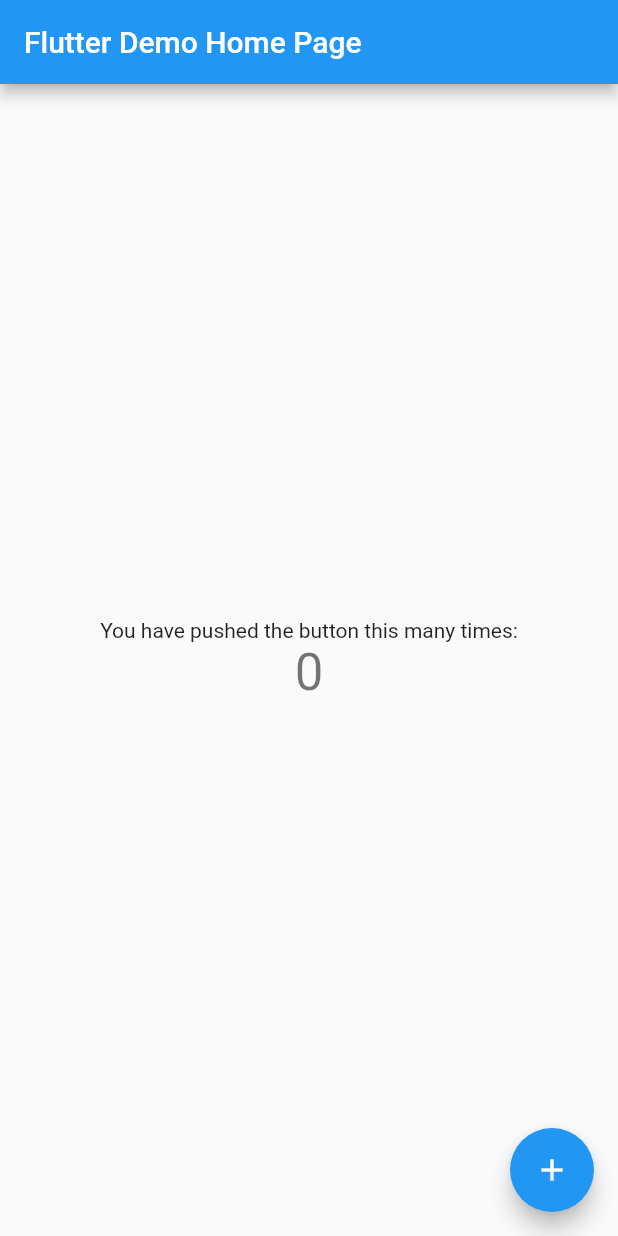
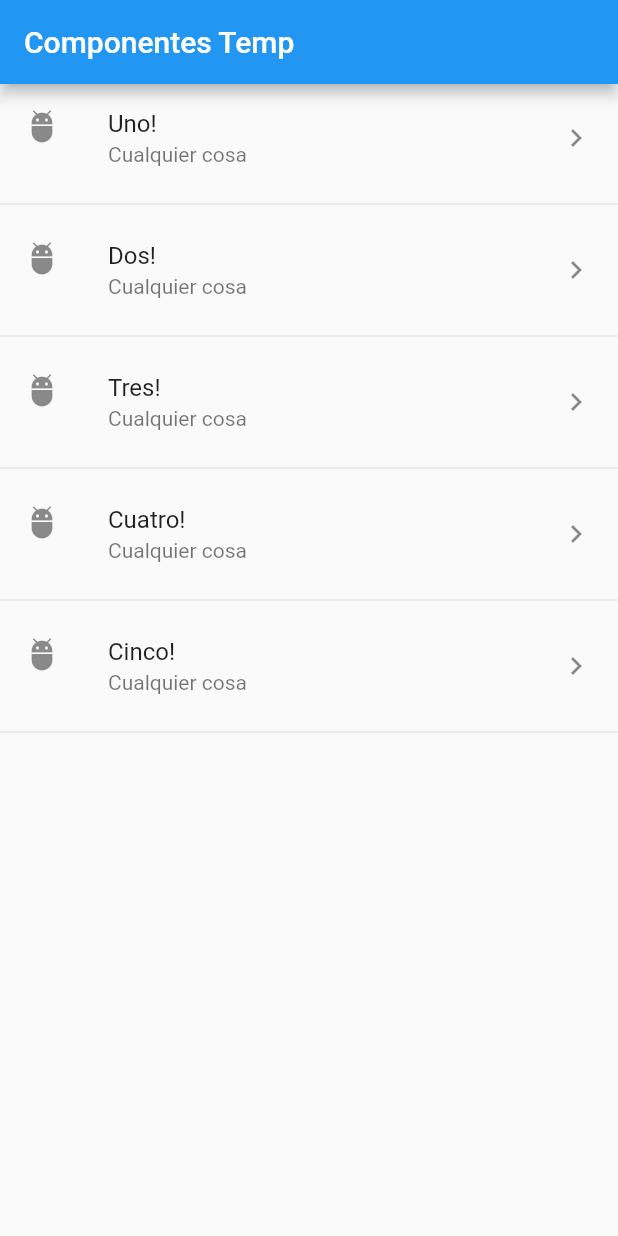
Before and after one commit to ajimmenezz/componentes, a Flutter app: the screen it shows after launch, on a phone screen of 412 x 824 dp. Run offline on Flutter 3.47's test engine with Material 2 defaults, Android fonts, the phone set to English and light mode, and no system bars.

Commit message:
Respaldo de avance

```diff
--- a/lib/main.dart
+++ b/lib/main.dart
@@ -1,111 +1,15 @@
 import 'package:flutter/material.dart';
+import 'package:componentes/src/pages/home_temp.dart';
 
 void main() => runApp(MyApp());
 
 class MyApp extends StatelessWidget {
-  // This widget is the root of your application.
   @override
   Widget build(BuildContext context) {
     return MaterialApp(
-      title: 'Flutter Demo',
-      theme: ThemeData(
-        // This is the theme of your application.
-        //
-        // Try running your application with "flutter run". You'll see the
-        // application has a blue toolbar. Then, without quitting the app, try
-        // changing the primarySwatch below to Colors.green and then invoke
-        // "hot reload" (press "r" in the console where you ran "flutter run",
-        // or simply save your changes to "hot reload" in a Flutter IDE).
-        // Notice that the counter didn't reset back to zero; the application
-        // is not restarted.
-        primarySwatch: Colors.blue,
-      ),
-      home: MyHomePage(title: 'Flutter Demo Home Page'),
+      debugShowCheckedModeBanner: false,
+      title: 'Componentes App',
+      home: HomePageTemp()
     );
   }
 }
-
-class MyHomePage extends StatefulWidget {
-  MyHomePage({Key key, this.title}) : super(key: key);
-
-  // This widget is the home page of your application. It is stateful, meaning
-  // that it has a State object (defined below) that contains fields that affect
-  // how it looks.
-
-  // This class is the configuration for the state. It holds the values (in this
-  // case the title) provided by the parent (in this case the App widget) and
-  // used by the build method of the State. Fields in a Widget subclass are
-  // always marked "final".
-
-  final String title;
-
-  @override
-  _MyHomePageState createState() => _MyHomePageState();
-}
-
-class _MyHomePageState extends State<MyHomePage> {
-  int _counter = 0;
-
-  void _incrementCounter() {
-    setState(() {
-      // This call to setState tells the Flutter framework that something has
-      // changed in this State, which causes it to rerun the build method below
-      // so that the display can reflect the updated values. If we changed
-      // _counter without calling setState(), then the build method would not be
-      // called again, and so nothing would appear to happen.
-      _counter++;
-    });
-  }
-
-  @override
-  Widget build(BuildContext context) {
-    // This method is rerun every time setState is called, for instance as done
-    // by the _incrementCounter method above.
-    //
-    // The Flutter framework has been optimized to make rerunning build methods
-    // fast, so that you can just rebuild anything that needs updating rather
-    // than having to individually change instances of widgets.
-    return Scaffold(
-      appBar: AppBar(
-        // Here we take the value from the MyHomePage object that was created by
-        // the App.build method, and use it to set our appbar title.
-        title: Text(widget.title),
-      ),
-      body: Center(
-        // Center is a layout widget. It takes a single child and positions it
-        // in the middle of the parent.
-        child: Column(
-          // Column is also layout widget. It takes a list of children and
-          // arranges them vertically. By default, it sizes itself to fit its
-          // children horizontally, and tries to be as tall as its parent.
-          //
-          // Invoke "debug painting" (press "p" in the console, choose the
-          // "Toggle Debug Paint" action from the Flutter Inspector in Android
-          // Studio, or the "Toggle Debug Paint" command in Visual Studio Code)
-          // to see the wireframe for each widget.
-          //
-          // Column has various properties to control how it sizes itself and
-          // how it positions its children. Here we use mainAxisAlignment to
-          // center the children vertically; the main axis here is the vertical
-          // axis because Columns are vertical (the cross axis would be
-          // horizontal).
-          mainAxisAlignment: MainAxisAlignment.center,
-          children: <Widget>[
-            Text(
-              'You have pushed the button this many times:',
-            ),
-            Text(
-              '$_counter',
-              style: Theme.of(context).textTheme.display1,
-            ),
-          ],
-        ),
-      ),
-      floatingActionButton: FloatingActionButton(
-        onPressed: _incrementCounter,
-        tooltip: 'Increment',
-        child: Icon(Icons.add),
-      ), // This trailing comma makes auto-formatting nicer for build methods.
-    );
-  }
-}
--- /dev/null
+++ b/lib/src/pages/home_temp.dart
@@ -0,0 +1,46 @@
+import 'package:flutter/material.dart';
+
+class HomePageTemp extends StatelessWidget {
+  final opciones = ['Uno', 'Dos', 'Tres', 'Cuatro', 'Cinco'];
+
+  @override
+  Widget build(BuildContext context) {
+    return Scaffold(
+      appBar: AppBar(
+        title: Text("Componentes Temp"),
+      ),
+      body: ListView(children: _crearItemsCorta()),
+    );
+  }
+
+  List<Widget> _crearItems() {
+    List<Widget> lista = new List<Widget>();
+
+    for (String opt in opciones) {
+      final tempWidget = ListTile(
+        title: Text(opt),
+      );
+
+      lista..add(tempWidget)..add(Divider());
+    }
+
+    return lista;
+  }
+
+  List<Widget> _crearItemsCorta() {
+    return opciones.map((String item) {
+      return Column(
+        children: <Widget>[
+          ListTile(
+            title: Text(item + '!'),
+            subtitle: Text('Cualquier cosa'),
+            leading: Icon(Icons.adb),
+            trailing: Icon(Icons.keyboard_arrow_right),
+            onTap: (){},
+          ),
+          Divider()
+        ],
+      );
+    }).toList();
+  }
+}
```
